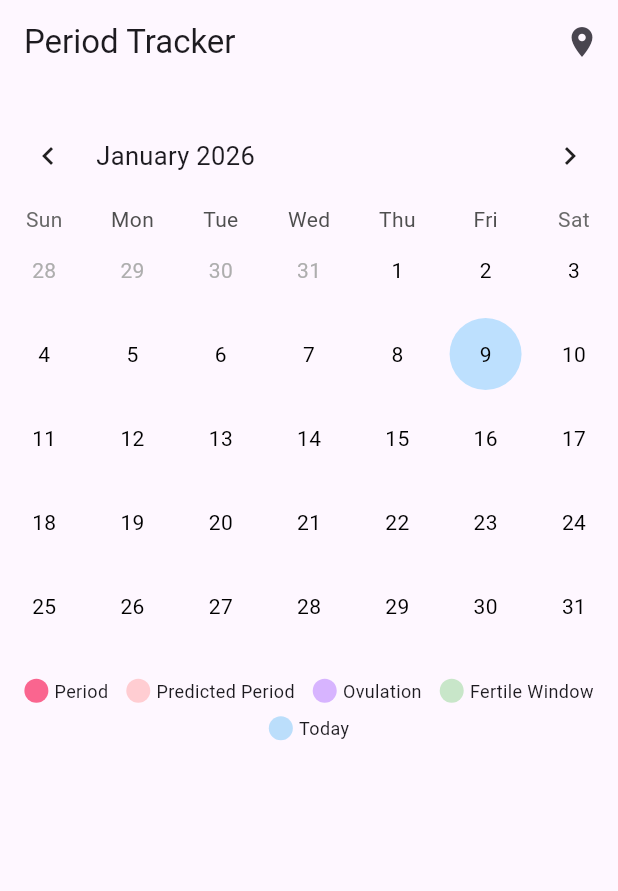
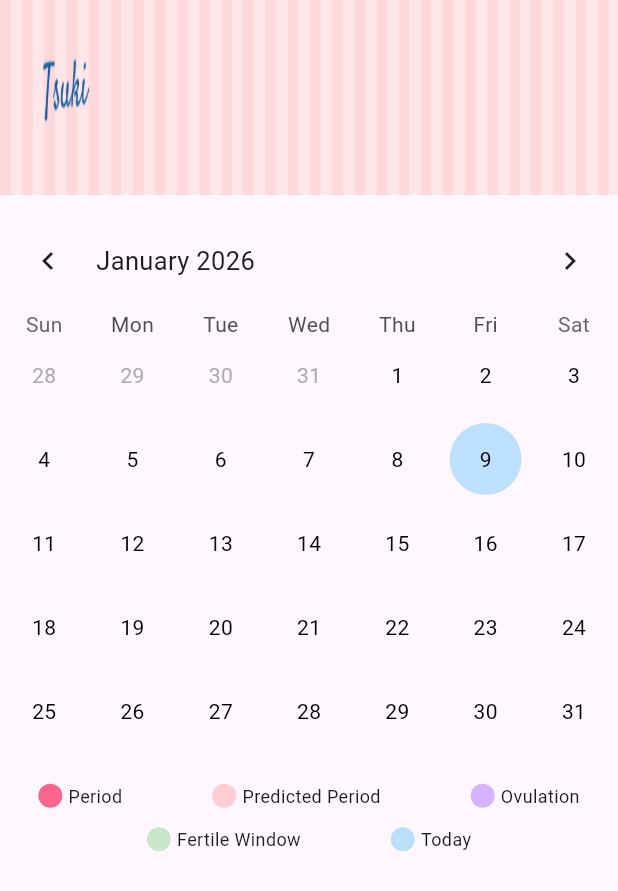
Before and after one commit to authcar/Period-tracking, a Flutter app: the screen it shows after launch, on a phone screen of 412 x 824 dp. Shown: the top 891 px of the screen. Run offline on Flutter 3.47's test engine with Material 3 defaults, Android fonts, the phone set to English and light mode, and no system bars; drawn by our look-alikes of table_calendar; our stand-ins replace geolocator, google_fonts, hive, hive_flutter; accounts and stored records are empty; Roboto replaces fonts that are missing (Vidaloka).

Commit message:
updated ui ux

```diff
--- a/lib/main.dart
+++ b/lib/main.dart
@@ -4,6 +4,8 @@ import 'screens/home.dart';
 import 'models/menstrual_cycle.dart';
 import 'models/dailyLog.dart';
 import 'models/userSettings.dart';
+import 'package:google_fonts/google_fonts.dart';
+
 
 void main() async {
   WidgetsFlutterBinding.ensureInitialized();
@@ -32,6 +34,7 @@ class MyApp extends StatelessWidget {
       title: 'Period Tracker',
       theme: ThemeData(
         primarySwatch: Colors.pink,
+        textTheme: GoogleFonts.vidalokaTextTheme(),
       ),
       home: HomeScreen(),
     );
--- a/lib/screens/home.dart
+++ b/lib/screens/home.dart
@@ -66,20 +66,26 @@ class _HomeScreenState extends State<HomeScreen> {
   @override
   Widget build(BuildContext context) {
     return Scaffold(
-      appBar: AppBar(
-        title: const Text("Period Tracker"),
-        actions: [
-          IconButton(
-            icon: const Icon(Icons.location_on),
-            onPressed: _showCurrentLocation,
-          ),
-        ],
-      ),
       body: SingleChildScrollView(
         child: Column(
-          children: const [
-            SizedBox(height: 16),
+          children: [
+
+            Container(
+              width: double.infinity,
+              height: 130, // 👈 Lebih kecil
+              decoration: BoxDecoration(
+                image: DecorationImage(
+                  image: AssetImage('assets/images/banner.png'),
+                  fit: BoxFit.fill,
+                ),
+              ),
+            )
+            ,
+            SizedBox(height: 12),
             CalendarWidget(),
+
+            // Height: 80px (lebih hemat space)
+
           ],
         ),
       ),
--- a/lib/widgets/calendar.dart
+++ b/lib/widgets/calendar.dart
@@ -392,8 +392,8 @@ class _CalendarWidgetState extends State<CalendarWidget> {
     return Padding(
       padding: const EdgeInsets.symmetric(horizontal: 16.0),
       child: Wrap(
-        spacing: 12,
-        runSpacing: 8,
+        spacing: 60,
+        runSpacing: 12,
         alignment: WrapAlignment.center,
         children: [
           _legendItem(const Color.fromARGB(255, 250, 101, 143), 'Period'),
@@ -478,7 +478,7 @@ class _CalendarWidgetState extends State<CalendarWidget> {
                     child: ElevatedButton.icon(
                       onPressed: () => _startPeriodHere(_selectedDay!),
                       icon: const Icon(Icons.water_drop),
-                      label: const Text('Start Period Here'),
+                      label: const Text('Start Period'),
                       style: ElevatedButton.styleFrom(
                         backgroundColor: Colors.red.shade400,
                         foregroundColor: Colors.white,
@@ -520,13 +520,13 @@ class _CalendarWidgetState extends State<CalendarWidget> {
                     child: Wrap(
                       spacing: 8,
                       children: [
-                        if (isPeriod) // 🔹 PERBAIKAN: cek isStartDate, bukan isPeriod
+                        if (isStartDate)
                           ElevatedButton.icon(
                             onPressed: () => _editEndDate(_selectedDay!),
                             icon: const Icon(Icons.edit, size: 16),
                             label: const Text('Edit End'),
                             style: ElevatedButton.styleFrom(
-                              backgroundColor: const Color(0xFFBDE0FE),
+                              backgroundColor: const Color.fromARGB(255, 107, 169, 222),
                               foregroundColor: Colors.white,
                               padding: const EdgeInsets.symmetric(
                                 horizontal: 12,
--- a/pubspec.yaml
+++ b/pubspec.yaml
@@ -30,6 +30,7 @@ environment:
 dependencies:
   flutter:
     sdk: flutter
+  google_fonts: ^6.1.0
 
   geolocator: ^10.1.0
   hive: ^2.2.3
@@ -66,6 +67,9 @@ flutter:
   # the material Icons class.
   uses-material-design: true
 
+  assets:
+    - assets/images/
+
   # To add assets to your application, add an assets section, like this:
   # assets:
   #   - images/a_dot_burr.jpeg
```
Also changed, not shown: lib/widgets/daily_logging_card.dart (+17 -14 lines), assets/images/banner.png (added), pubspec.lock.
